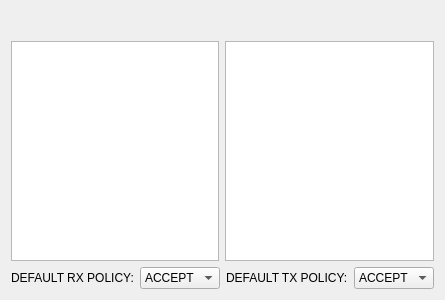
The window that src/components/canrawfilter/gui/canrawfilter.ui (GENIVI/CANdevStudio) describes before a commit, drawn with Qt 5.
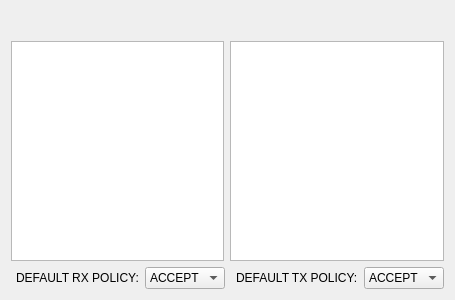
The same window after the commit. Icons and pictures are not drawn.

Commit message: Separate buttons for RX and TX lists

The edit to the form file:
```diff
--- a/src/components/canrawfilter/gui/canrawfilter.ui
+++ b/src/components/canrawfilter/gui/canrawfilter.ui
@@ -6,7 +6,7 @@
    <rect>
     <x>0</x>
     <y>0</y>
-    <width>400</width>
+    <width>455</width>
     <height>300</height>
    </rect>
   </property>
@@ -157,6 +157,12 @@
      <property name="sizeType">
       <enum>QSizePolicy::Fixed</enum>
      </property>
+     <property name="sizeHint" stdset="0">
+      <size>
+       <width>0</width>
+       <height>0</height>
+      </size>
+     </property>
     </spacer>
    </item>
    <item>
```
Left out of the diff: 117 changed lines with no effect on the pictures. Lines whose indentation alone changed are shown as unchanged. The commit also changes 2 other files.
